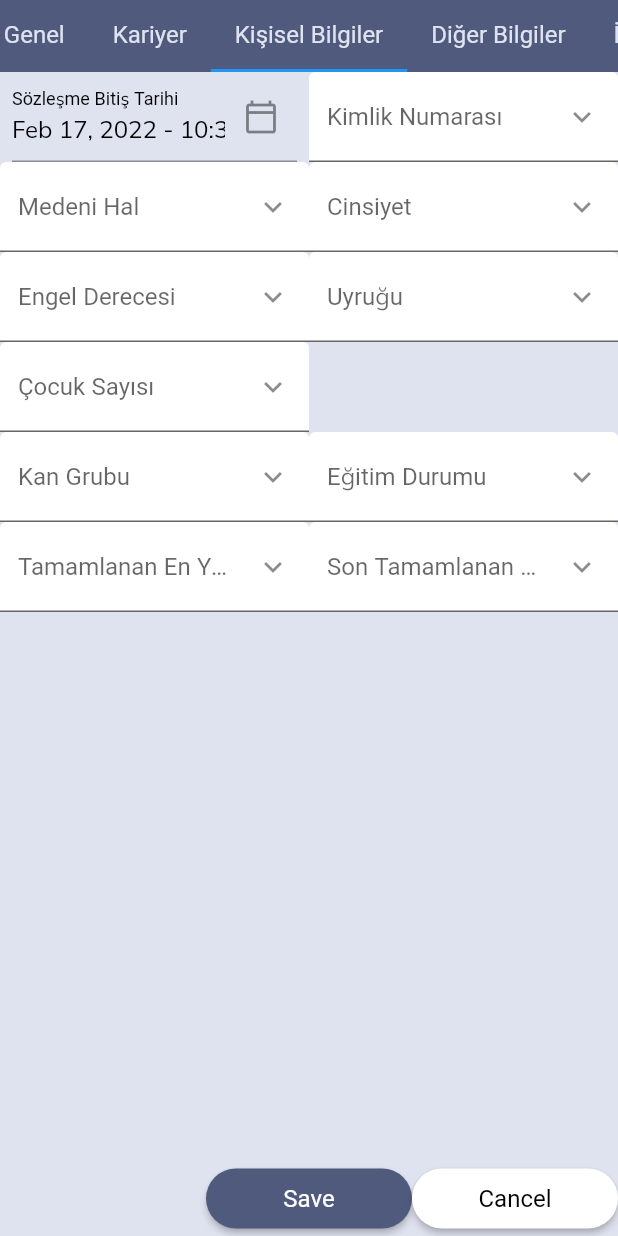
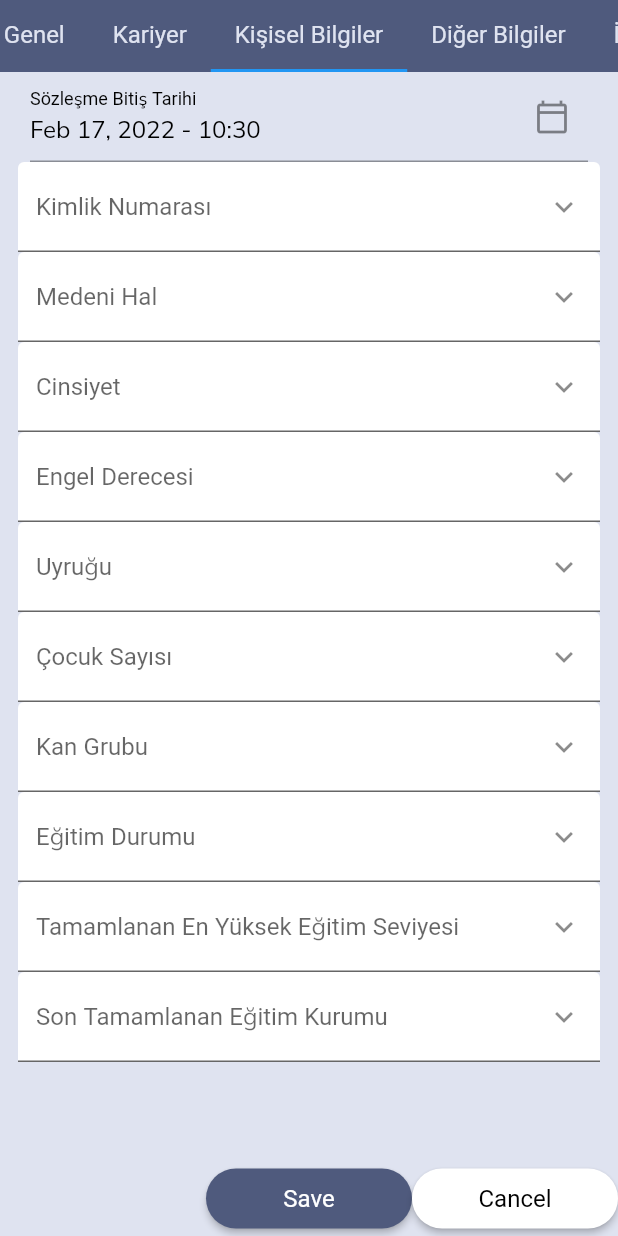
Before and after one commit to MergenTech-ERP-Project/Frontend, a Flutter app: the AddNewEmployee screen opened by its route, tab 3 chosen, on a phone screen of 412 x 824 dp. Run offline on Flutter 3.47's test engine with Material 2 defaults, Android fonts, the light colour scheme and no system bars; drawn by our look-alikes of date_time_picker; our stand-ins replace get, google_fonts, shared_preferences; missing offline and left inert: enum_to_string; accounts and stored records are empty; network calls fail; Roboto replaces fonts that are missing (Comfortaa).

Commit message:
mobil düzenleme. kişisel bilgiler. Tabdaki singel kaldırıldı.

```diff
--- a/flutter/lib/componenets/custom_text_box.dart
+++ b/flutter/lib/componenets/custom_text_box.dart
@@ -12,9 +12,10 @@ class CustomTextBox extends StatefulWidget {
   final void Function(String)? onTextChanged;
   final double customFontSize;
   final Color? fillcolor, textColor;
-  final int? maxLines;
+  final int? maxLines, minLines;
+  final TextInputType? keyboardType;
 
-  CustomTextBox({
+  const CustomTextBox({
     Key? key,
     this.title,
     this.label,
@@ -31,6 +32,8 @@ class CustomTextBox extends StatefulWidget {
     this.fillcolor,
     this.suffixWidget = const SizedBox(),
     this.maxLines,
+    this.minLines,
+    this.keyboardType,
   }) : super(key: key);
 
   @override
@@ -49,7 +52,11 @@ class _CustomTextBoxState extends State<CustomTextBox> {
   @override
   Widget build(BuildContext context) {
     return TextFormField(
+      //autofocus: true,
+      //focusNode: FocusNode(),
+      keyboardType: widget.keyboardType ?? TextInputType.multiline,
       maxLines: widget.maxLines ?? 1,
+      minLines: widget.minLines,
       controller: widget.controller,
       readOnly: widget.readOnly!,
       validator: widget.validator,
--- a/flutter/lib/controller/Backend Controller/user_controller.dart
+++ b/flutter/lib/controller/Backend Controller/user_controller.dart
@@ -1,3 +1,5 @@
+// ignore_for_file: avoid_print
+
 import 'dart:convert';
 
 import 'package:get/get.dart';
@@ -50,7 +52,7 @@ class UserController extends GetxController {
     }
   }
 
-  Future<String?> addNewUser(String name, String password) async {
+  Future<int?> addNewUser(String name, String password) async {
     try {
       isLoading(true);
       User newUser = User(
@@ -63,7 +65,7 @@ class UserController extends GetxController {
       var response = await UserRemoteServices.addNewUser(
           json.encode(newUser.toJson()).toString());
       fetchUsers(); //userList.add(newUser);
-      print("post User: " + response);
+      print("post User: " + response.toString());
       return response;
     } finally {
       isLoading(false);
--- a/flutter/lib/screens/AddNewEmployee/add_new_employee.dart
+++ b/flutter/lib/screens/AddNewEmployee/add_new_employee.dart
@@ -9,6 +9,7 @@ import 'package:vtys_kalite/screens/AddNewEmployee/tab_genel.dart';
 import 'package:vtys_kalite/screens/AddNewEmployee/tab_kariyer.dart';
 import 'package:vtys_kalite/screens/AddNewEmployee/tab_kariyer_small.dart';
 import 'package:vtys_kalite/screens/AddNewEmployee/tab_kisisel_bilgiler.dart';
+import 'package:vtys_kalite/screens/AddNewEmployee/tab_kisisel_bilgiler_small.dart';
 import 'package:vtys_kalite/utilities/style.dart';
 
 class AddNewEmployee extends StatefulWidget {
@@ -63,16 +64,16 @@ class _AddNewEmployeeState extends State<AddNewEmployee> {
         ),
         body: Stack(
           children: [
-            SingleChildScrollView(
-              child: Container(
-                height: MediaQuery.of(context).size.height,
-                child: TabBarView(
+            TabBarView(
               children: [
                 const TabGenel(),
                 ResponsiveWidget(
                     largeScreen: TabKariyer(),
                     smallScreen: TabKariyerSmall()),
-                    TabPersonalInformation(),
+                ResponsiveWidget(
+                  largeScreen: TabPersonalInformation(),
+                  smallScreen: TabPersonalInformationSmall(),
+                ),
                 TabAnotherInformation(),
                 const Center(child: CustomText(text: "4")),
                 const Center(child: CustomText(text: "5")),
@@ -80,8 +81,6 @@ class _AddNewEmployeeState extends State<AddNewEmployee> {
                 const Center(child: CustomText(text: "7")),
                 const Center(child: CustomText(text: "8")),
               ],
-                ),
-              ),
             ),
             Positioned(
               right: 0,
--- a/flutter/lib/screens/AddNewEmployee/tab_kariyer.dart
+++ b/flutter/lib/screens/AddNewEmployee/tab_kariyer.dart
@@ -1,3 +1,5 @@
+// ignore_for_file: avoid_print
+
 import 'package:flutter/material.dart';
 import 'package:get/get_navigation/get_navigation.dart';
 import 'package:get/state_manager.dart';
@@ -8,6 +10,7 @@ import 'package:vtys_kalite/componenets/custom_scrollableColumn.dart';
 import 'package:vtys_kalite/componenets/custom_switch.dart';
 import 'package:vtys_kalite/componenets/custom_text.dart';
 import 'package:vtys_kalite/componenets/custom_text_box.dart';
+import 'package:vtys_kalite/helpers/responsiveness.dart';
 import 'package:vtys_kalite/screens/AddNewEmployee/models/odeme.dart';
 import 'package:vtys_kalite/utilities/controllers.dart';
 
@@ -525,8 +528,8 @@ class _TabKariyerState extends State<TabKariyer> {
         CustomScrollableColumn(
           scrollController: scrollController,
           children: [
-            buildRows(widget.salaryHeaders, Colors.white, 320),
-            buildRows(widget.salaryChildren1, Colors.white, 320),
+            buildRows(widget.salaryHeaders, Colors.white, 350),
+            buildRows(widget.salaryChildren1, Colors.white, 350),
           ],
         ),
       ],
@@ -563,13 +566,14 @@ class _TabKariyerState extends State<TabKariyer> {
       child: Row(
         children: [
           Expanded(
-            flex: 1,
+            flex: ResponsiveWidget.isLargeScreen(context) ? 4 : 1,
             child: Row(
               children: [
-                Icon(iconData),
+                Icon(iconData, size: 22),
                 Align(
                   alignment: Alignment.centerLeft,
                   child: CustomText(
+                    size: 20,
                     text: text,
                   ),
                 ),
--- /dev/null
+++ b/flutter/lib/screens/AddNewEmployee/tab_kisisel_bilgiler_small.dart
@@ -0,0 +1,150 @@
+// ignore_for_file: avoid_print
+
+import 'package:flutter/material.dart';
+import 'package:vtys_kalite/componenets/custom_datetimepicker.dart';
+import 'package:vtys_kalite/componenets/custom_text_box.dart';
+import 'package:vtys_kalite/utilities/controllers.dart';
+
+class TabPersonalInformationSmall extends StatefulWidget {
+  DateTime birthDate = DateTime.now();
+  TextEditingController controllerIdentificationNumber =
+      TextEditingController();
+  TextEditingController controllerMaritalStatus = TextEditingController();
+  TextEditingController controllerGender = TextEditingController();
+  TextEditingController controllerDisabilityLevel = TextEditingController();
+  TextEditingController controllerNationality = TextEditingController();
+  TextEditingController controllerCountOfChildren = TextEditingController();
+  TextEditingController controllerBloodGroup = TextEditingController();
+  TextEditingController controllerEdicationStatus = TextEditingController();
+  TextEditingController controllerHighestLevelOfEducationCompleted =
+      TextEditingController();
+  TextEditingController controllerLastCompletedEducationStatus =
+      TextEditingController();
+
+  TabPersonalInformationSmall({Key? key}) : super(key: key);
+
+  @override
+  _TabPersonalInformationSmallState createState() =>
+      _TabPersonalInformationSmallState();
+}
+
+class _TabPersonalInformationSmallState
+    extends State<TabPersonalInformationSmall> {
+  @override
+  Widget build(BuildContext context) {
+    return Container(
+      padding: const EdgeInsets.only(right: 12, left: 12, bottom: 60),
+      child: SingleChildScrollView(
+        child: Column(
+          mainAxisSize: MainAxisSize.min,
+          children: [
+            Padding(
+              padding: const EdgeInsets.symmetric(horizontal: 8.0),
+              child: CustomDateTimePicker(
+                suffixWidget: const Icon(Icons.calendar_today_outlined),
+                labelText: "Sözleşme Bitiş Tarihi",
+                borderless: true,
+                onChanged: (val) {
+                  if (val != null) {
+                    print("DateTime picker : " + val);
+                  }
+                  try {
+                    widget.birthDate = dateTimeFormat.parse(val!);
+                  } catch (e) {
+                    print(e.toString());
+                  }
+                },
+              ),
+            ),
+            PersonalInformationCustomText(
+              controller: widget.controllerIdentificationNumber,
+              label: "Kimlik Numarası",
+              widgetIcon: const Icon(Icons.keyboard_arrow_down),
+            ),
+            PersonalInformationCustomText(
+              controller: widget.controllerMaritalStatus,
+              label: "Medeni Hal",
+              widgetIcon: const Icon(Icons.keyboard_arrow_down),
+            ),
+            PersonalInformationCustomText(
+              controller: widget.controllerGender,
+              label: "Cinsiyet",
+              widgetIcon: const Icon(Icons.keyboard_arrow_down),
+            ),
+            PersonalInformationCustomText(
+              controller: widget.controllerDisabilityLevel,
+              label: "Engel Derecesi",
+              widgetIcon: const Icon(Icons.keyboard_arrow_down),
+            ),
+            PersonalInformationCustomText(
+              controller: widget.controllerNationality,
+              label: "Uyruğu",
+              widgetIcon: const Icon(Icons.keyboard_arrow_down),
+            ),
+            PersonalInformationCustomText(
+              controller: widget.controllerCountOfChildren,
+              label: "Çocuk Sayısı",
+              widgetIcon: const Icon(Icons.keyboard_arrow_down),
+            ),
+            const Padding(
+              padding: EdgeInsets.symmetric(horizontal: 8.0),
+              child: SizedBox(),
+            ),
+            PersonalInformationCustomText(
+              controller: widget.controllerBloodGroup,
+              label: "Kan Grubu",
+              widgetIcon: const Icon(Icons.keyboard_arrow_down),
+            ),
+            PersonalInformationCustomText(
+              controller: widget.controllerEdicationStatus,
+              label: "Eğitim Durumu",
+              widgetIcon: const Icon(Icons.keyboard_arrow_down),
+            ),
+            PersonalInformationCustomText(
+              controller: widget.controllerHighestLevelOfEducationCompleted,
+              label: "Tamamlanan En Yüksek Eğitim Seviyesi",
+              widgetIcon: const Icon(Icons.keyboard_arrow_down),
+            ),
+            PersonalInformationCustomText(
+              controller: widget.controllerLastCompletedEducationStatus,
+              label: "Son Tamamlanan Eğitim Kurumu",
+              widgetIcon: const Icon(Icons.keyboard_arrow_down),
+            ),
+            //const SizedBox(height: 300),
+          ],
+        ),
+      ),
+    );
+  }
+}
+
+class PersonalInformationCustomText extends StatelessWidget {
+  const PersonalInformationCustomText({
+    Key? key,
+    required this.controller,
+    required this.label,
+    required this.widgetIcon,
+  }) : super(key: key);
+
+  final TextEditingController controller;
+  final String label;
+  final Widget widgetIcon;
+
+  @override
+  Widget build(BuildContext context) {
+    return Wrap(
+      children: [
+        CustomTextBox(
+          borderless: true,
+          controller: controller,
+          label: label,
+          suffixWidget: widgetIcon,
+          //keyboardType: TextInputType.multiline,
+          //minLines: 1, //Normal textInputField will be displayed
+          //maxLines: 2, // when user presses enter it will adapt to it
+        ),
+        const SizedBox(height: 30),
+      ],
+    );
+  }
+}
--- a/flutter/lib/screens/LoginPage/login_page.dart
+++ b/flutter/lib/screens/LoginPage/login_page.dart
@@ -145,6 +145,7 @@ class LoginPage extends StatelessWidget {
         _usernameController.text, _passwordController.text);
     if (id == -1) {
       showDialog(
+        barrierDismissible: false,
         context: context,
         builder: (_) => CustomAlertDialog(
           titleWidget: _usernameController.text != ""
@@ -168,6 +169,7 @@ class LoginPage extends StatelessWidget {
                   height: 10,
                 ),
                 CustomButton(
+                  width: double.infinity,
                   title: "Tekrar Dene",
                   pressAction: () {
                     Get.back();
--- a/flutter/lib/screens/SignUp/sign_up.dart
+++ b/flutter/lib/screens/SignUp/sign_up.dart
@@ -106,28 +106,35 @@ class SignUpPage extends StatelessWidget {
   }
 
   signUpPage(context) async {
-    int id = await userController.fetchUserByName(
-        _usernameController.text);
-    if (id != -1) {
+    int? response = await userController.addNewUser(
+        _usernameController.text, _passwordController.text);
+
+    if (response != 200) {
       showDialog(
         context: context,
         builder: (_) => CustomAlertDialog(
           titleWidget: CustomText(
             textAlign: TextAlign.center,
-            text: _usernameController.text + " Zaten Kayıtlı",
+            text: response == 1000
+                ? _usernameController.text + " Zaten Kayıtlı"
+                : "Bağlantınızı kontrol edin.",
           ),
           bodyWidget: SingleChildScrollView(
             child: Column(
               children: [
-                const CustomText(
-                  text:
-                      "Girdiğiniz kullanıcı adı başka bir kullanıcı tarafından"
-                      "kullanılmaktadır.\n Lütfen tekrar deneyiniz.",
+                Visibility(
+                  visible: response == 1000,
+                  child: const CustomText(
+                    text:
+                        "Girdiğiniz kullanıcı adı başka bir kullanıcı tarafından"
+                        "kullanılmaktadır.\n Lütfen tekrar deneyiniz.",
+                  ),
                 ),
                 const SizedBox(
                   height: 10,
                 ),
                 CustomButton(
+                  width: double.infinity,
                   title: "Tekrar Dene",
                   pressAction: () {
                     Get.back();
@@ -141,9 +148,6 @@ class SignUpPage extends StatelessWidget {
       );
       return;
     }
-    String? response = await userController.addNewUser(
-        _usernameController.text, _passwordController.text);
-    printInfo(info: response ?? "Error Sign Up");
     Get.offAllNamed(loginPageRoute);
   }
 }
--- a/flutter/lib/services/user_remote_services.dart
+++ b/flutter/lib/services/user_remote_services.dart
@@ -46,7 +46,7 @@ class UserRemoteServices {
     return userID;
   }
 
-  static Future<String> addNewUser(String json) async {
+  static Future<int> addNewUser(String json) async {
     var response = await http
         .post(Uri.parse(serviceHttp + '/user/post'),
             headers: <String, String>{
@@ -59,9 +59,7 @@ class UserRemoteServices {
         .timeout(
           const Duration(seconds: 10),
         );
-    return response.statusCode == 200
-        ? "Success: User"
-        : "Error: User ${response.statusCode}";
+    return response.statusCode;
   }
 
   static Future<String> updateUser(int id, String json) async {
```
Lines whose indentation alone changed are shown as unchanged.
